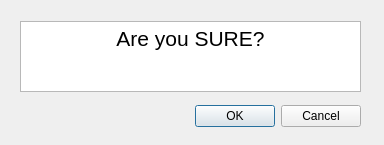
First picture: the form in frontend/SpaceZilla_ver0/Confirmation_ver0.ui, repository Cal-State-LA-Capstone/SpaceZilla-DTN-OVER-CFDP, before the edit.
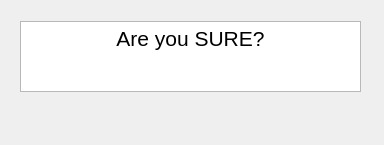
Second picture: the form after the edit.

Commit message: Original renaming didn't seem to go through so trying again and also renamed popup window object names to be easier to work with later down the line

The edit to the form file:
```diff
--- a/frontend/SpaceZilla_ver0/Confirmation_ver0.ui
+++ b/frontend/SpaceZilla_ver0/Confirmation_ver0.ui
@@ -22,11 +22,8 @@
      <height>32</height>
     </rect>
    </property>
-   <property name="orientation">
-    <enum>Qt::Orientation::Horizontal</enum>
-   </property>
    <property name="standardButtons">
-    <set>QDialogButtonBox::StandardButton::Cancel|QDialogButtonBox::StandardButton::Ok</set>
+    <set>QDialogButtonBox::NoButton</set>
    </property>
   </widget>
   <widget class="QTextBrowser" name="textBrowser">
```
Left out of the diff: 13 changed lines with no effect on the pictures. The commit also changes 7 other files.
